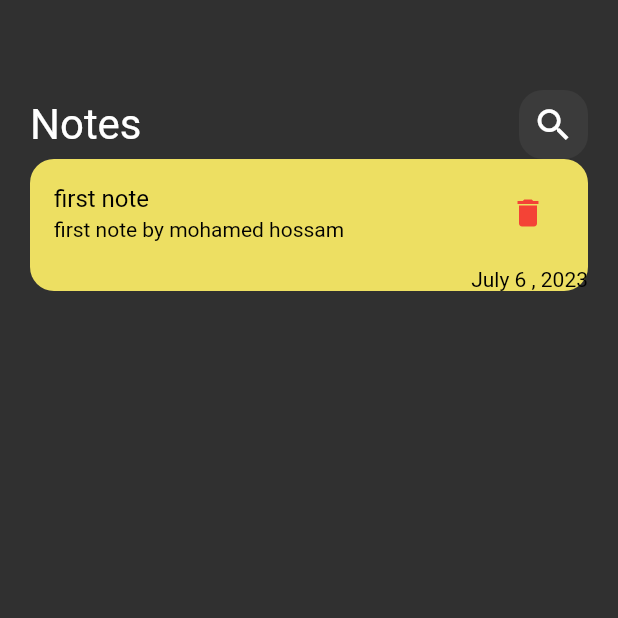
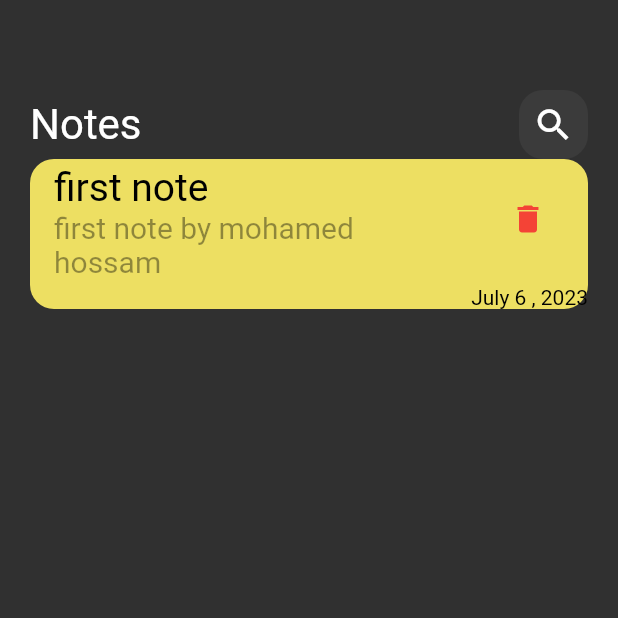
Before and after one commit to MeDoRa0/notes_app, a Flutter app: the screen it shows after launch, on a phone screen of 412 x 824 dp, the top half of it. Run offline on Flutter 3.47's test engine with Material 2 defaults, Android fonts, the phone set to English and light mode, and no system bars; Roboto replaces fonts that are missing (Poppins).

Commit message:
change font size for note item text

```diff
--- a/lib/views/widgets/notes_view_body.dart
+++ b/lib/views/widgets/notes_view_body.dart
@@ -39,11 +39,17 @@ class NoteItem extends StatelessWidget {
           ListTile(
             title: Text(
               "first note",
-              style: TextStyle(color: Colors.black),
+              style: TextStyle(
+                color: Colors.black,
+                fontSize: 26,
+              ),
             ),
             subtitle: Text(
               "first note by mohamed hossam",
-              style: TextStyle(color: Colors.black),
+              style: TextStyle(
+                color: Colors.black.withOpacity(.4),
+                fontSize: 20,
+              ),
             ),
             trailing: IconButton(
                 onPressed: () {},
```
